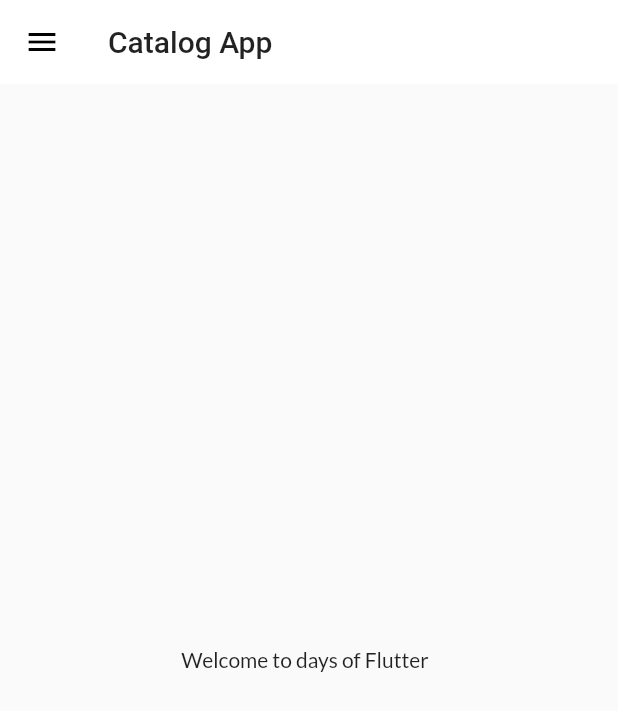
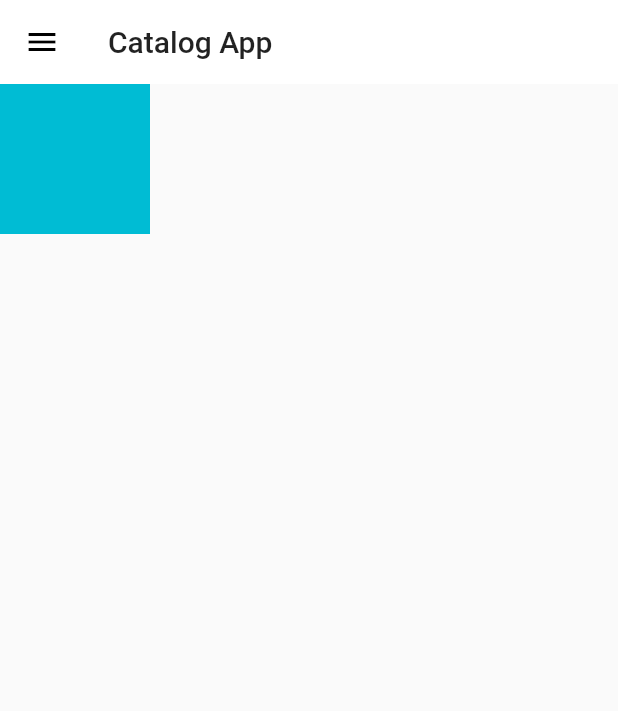
Before and after one commit to HARSH-17177/30-days-of-flutter, a Flutter app: the screen it shows after launch, on a phone screen of 412 x 824 dp. Shown: the top 711 px of the screen. Run offline on Flutter 3.47's test engine with Material 2 defaults, Android fonts, the phone set to English and light mode, and no system bars; our stand-ins replace google_fonts.

Commit message:
day 11 completed

```diff
--- a/lib/pages/home_page.dart
+++ b/lib/pages/home_page.dart
@@ -13,10 +13,11 @@ class HomePage extends StatelessWidget {
 ),
         ),
 
-      body: Center(
-          child: Container(
-        child: Text("Welcome to days of Flutter  "),
-      )),
+      body:Container(
+        height:100,
+        width:100,
+        color: Colors.cyan,
+      ),
       drawer: Mydrawer(),
     );
   }
```
